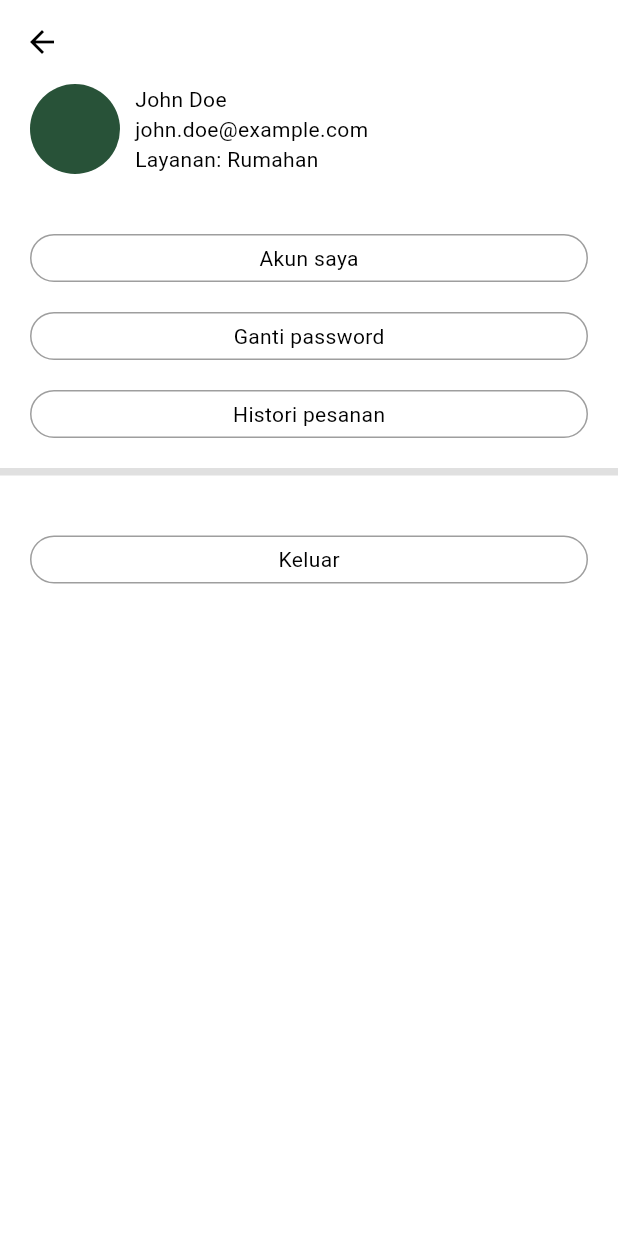
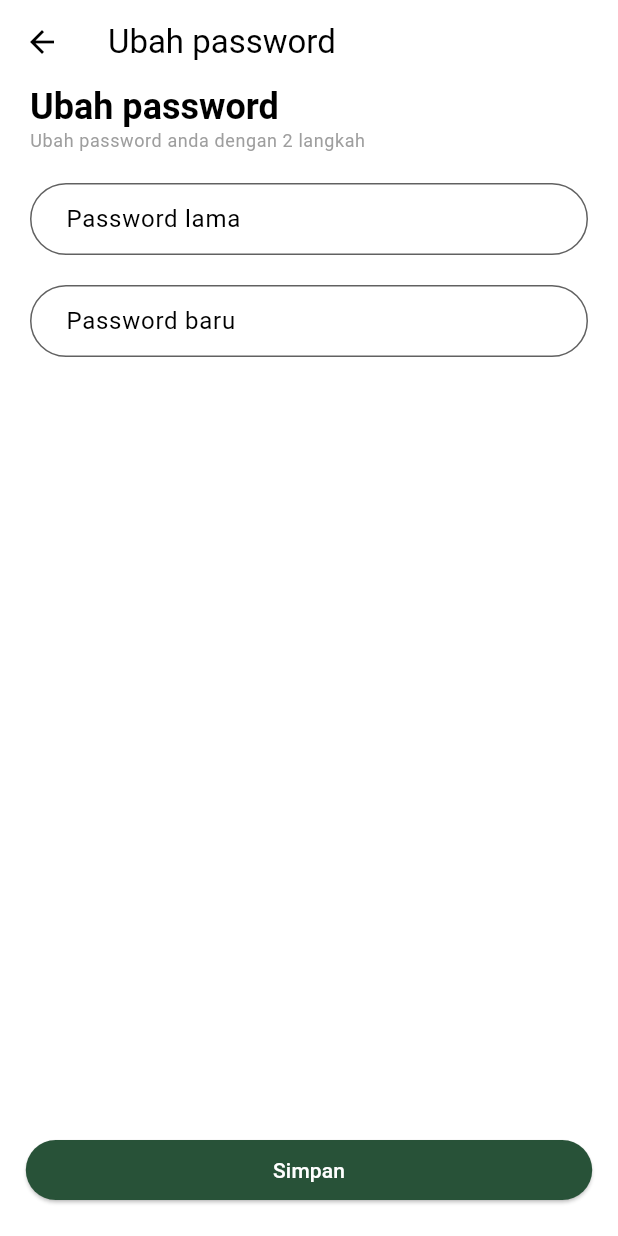
Before and after one commit to cpkal/gomulung-mobile-customer, a Flutter app: the MyAccountPage screen opened directly, after a tap on "Ganti password", on a phone screen of 412 x 824 dp. Run offline on Flutter 3.47's test engine with Material 3 defaults, Android fonts, the phone set to English and light mode, and no system bars; our stand-ins replace bloc, carousel_slider, equatable, flutter_bloc, flutter_map, flutter_secure_storage and 6 more; missing offline and left inert: dart:ffi; accounts and stored records are empty.

Commit message:
change pw

```diff
--- a/lib/main.dart
+++ b/lib/main.dart
@@ -8,6 +8,7 @@ import 'package:las_customer/data/datasource/remote/api_service.dart';
 import 'package:las_customer/data/datasource/remote/web_socket_service.dart';
 import 'package:las_customer/data/repository/authentication_repository.dart';
 import 'package:las_customer/data/repository/user.dart';
+import 'package:las_customer/presentation/bloc/change_password/change_password_bloc.dart';
 import 'package:las_customer/presentation/bloc/crew/crew_bloc.dart';
 import 'package:las_customer/presentation/bloc/login/login_bloc.dart';
 import 'package:las_customer/presentation/bloc/map/map_bloc.dart';
@@ -93,7 +94,8 @@ class _MyAppState extends State<MyApp> {
           ),
           BlocProvider(create: (context) => MapBloc()),
           BlocProvider(create: (context) => OrderBloc()),
-          BlocProvider(create: (context) => CrewBloc())
+          BlocProvider(create: (context) => CrewBloc()),
+          BlocProvider(create: (context) => ChangePasswordBloc())
         ],
         child: MaterialApp(
           title: 'LAS Customer Application',
--- /dev/null
+++ b/lib/presentation/bloc/change_password/change_password_bloc.dart
@@ -0,0 +1,35 @@
+import 'dart:convert';
+
+import 'package:bloc/bloc.dart';
+import 'package:equatable/equatable.dart';
+import 'package:las_customer/data/datasource/remote/api_service.dart';
+
+part 'change_password_event.dart';
+part 'change_password_state.dart';
+
+class ChangePasswordBloc
+    extends Bloc<ChangePasswordEvent, ChangePasswordState> {
+  ChangePasswordBloc() : super(ChangePasswordInitial()) {
+    on<ChangePasswordSubmitted>(_onChangePasswordSubmitted);
+  }
+
+  Future<void> _onChangePasswordSubmitted(
+    ChangePasswordSubmitted event,
+    Emitter<ChangePasswordState> emit,
+  ) async {
+    emit(ChangePasswordLoading());
+
+    final res = await ApiService.postData('/users/change-password', {
+      'old_password': event.oldPassword,
+      'new_password': event.newPassword,
+    });
+
+    if (res.statusCode == 200) {
+      emit(ChangePasswordSuccess());
+    } else {
+      emit(ChangePasswordFailed());
+    }
+
+    // Do something here
+  }
+}
--- /dev/null
+++ b/lib/presentation/bloc/change_password/change_password_event.dart
@@ -0,0 +1,18 @@
+part of 'change_password_bloc.dart';
+
+sealed class ChangePasswordEvent extends Equatable {
+  const ChangePasswordEvent();
+
+  @override
+  List<Object> get props => [];
+}
+
+class ChangePasswordSubmitted extends ChangePasswordEvent {
+  final String oldPassword;
+  final String newPassword;
+
+  ChangePasswordSubmitted(this.oldPassword, this.newPassword);
+
+  @override
+  List<Object> get props => [oldPassword, newPassword];
+}
--- /dev/null
+++ b/lib/presentation/bloc/change_password/change_password_state.dart
@@ -0,0 +1,16 @@
+part of 'change_password_bloc.dart';
+
+sealed class ChangePasswordState extends Equatable {
+  const ChangePasswordState();
+
+  @override
+  List<Object> get props => [];
+}
+
+final class ChangePasswordInitial extends ChangePasswordState {}
+
+final class ChangePasswordLoading extends ChangePasswordState {}
+
+final class ChangePasswordSuccess extends ChangePasswordState {}
+
+final class ChangePasswordFailed extends ChangePasswordState {}
--- /dev/null
+++ b/lib/presentation/page/change_password.dart
@@ -0,0 +1,126 @@
+import 'package:flutter/material.dart';
+import 'package:flutter_bloc/flutter_bloc.dart';
+import 'package:las_customer/presentation/bloc/change_password/change_password_bloc.dart';
+
+class ChangePasswordPage extends StatelessWidget {
+  ChangePasswordPage({Key? key}) : super(key: key);
+
+  TextEditingController oldPasswordController = TextEditingController();
+  TextEditingController newPasswordController = TextEditingController();
+  final GlobalKey<FormState> _formKey = GlobalKey<FormState>();
+
+  @override
+  Widget build(BuildContext context) {
+    return Scaffold(
+      appBar: AppBar(
+        title: Text('Ubah password'),
+      ),
+      body: BlocConsumer<ChangePasswordBloc, ChangePasswordState>(
+        listener: (context, state) {
+          if (state is ChangePasswordSuccess) {
+            // pop
+            Navigator.pop(context);
+          }
+        },
+        builder: (context, state) {
+          return Column(
+            children: [
+              Expanded(
+                child: Form(
+                  key: _formKey,
+                  child: Column(
+                    crossAxisAlignment: CrossAxisAlignment.start,
+                    children: [
+                      Container(
+                        padding: EdgeInsets.symmetric(horizontal: 20),
+                        child: Text(
+                          'Ubah password',
+                          style: Theme.of(context)
+                              .textTheme
+                              .headlineLarge
+                              ?.copyWith(fontWeight: FontWeight.bold),
+                        ),
+                      ),
+
+                      Container(
+                        padding: EdgeInsets.symmetric(horizontal: 20),
+                        child: Text(
+                          'Ubah password anda dengan 2 langkah',
+                          style: Theme.of(context).textTheme.bodySmall,
+                        ),
+                      ),
+
+                      //textformfield
+                      SizedBox(
+                        height: 20,
+                      ),
+                      Container(
+                        padding: EdgeInsets.symmetric(horizontal: 20),
+                        child: TextFormField(
+                          controller: oldPasswordController,
+                          decoration: InputDecoration(
+                            labelText: 'Password lama',
+                            border: OutlineInputBorder(),
+                          ),
+                          validator: (value) {
+                            if (value == null || value.isEmpty) {
+                              return 'Email tidak boleh kosong';
+                            }
+                            return null;
+                          },
+                        ),
+                      ),
+
+                      SizedBox(
+                        height: 20,
+                      ),
+                      Container(
+                        padding: EdgeInsets.symmetric(horizontal: 20),
+                        child: TextFormField(
+                          controller: newPasswordController,
+                          decoration: InputDecoration(
+                            labelText: 'Password baru',
+                            border: OutlineInputBorder(),
+                          ),
+                          validator: (value) {
+                            if (value == null || value.isEmpty) {
+                              return 'Email tidak boleh kosong';
+                            }
+                            return null;
+                          },
+                        ),
+                      ),
+                    ],
+                  ),
+                ),
+              ),
+              Padding(
+                padding: const EdgeInsets.symmetric(vertical: 20.0),
+                child: ElevatedButton(
+                  onPressed: state is ChangePasswordLoading
+                      ? null
+                      : () {
+                          if (_formKey.currentState!.validate()) {
+                            context.read<ChangePasswordBloc>().add(
+                                  ChangePasswordSubmitted(
+                                    oldPasswordController.text,
+                                    newPasswordController.text,
+                                  ),
+                                );
+                          }
+                        },
+                  child: SizedBox(
+                    width: MediaQuery.of(context).size.width * 0.8,
+                    child: Center(
+                      child: Text("Simpan"),
+                    ),
+                  ),
+                ),
+              )
+            ],
+          );
+        },
+      ),
+    );
+  }
+}
--- a/lib/presentation/page/myaccount.dart
+++ b/lib/presentation/page/myaccount.dart
@@ -1,7 +1,9 @@
 import 'package:flutter/material.dart';
 import 'package:flutter_bloc/flutter_bloc.dart';
 import 'package:las_customer/core/util/secure_storage.dart';
+import 'package:las_customer/presentation/page/change_password.dart';
 import 'package:las_customer/presentation/page/login.dart';
+import 'package:persistent_bottom_nav_bar/persistent_bottom_nav_bar.dart';
 
 class MyAccountPage extends StatelessWidget {
   MyAccountPage({Key? key}) : super(key: key);
@@ -39,7 +41,6 @@ class MyAccountPage extends StatelessWidget {
                     children: [
                       Text('John Doe'),
                       Text('john.doe@example.com'),
-                      Text('Layanan: Rumahan'),
                     ],
                   )
                 ],
@@ -52,31 +53,42 @@ class MyAccountPage extends StatelessWidget {
               padding: EdgeInsets.symmetric(horizontal: 20),
               child: Column(
                 children: [
+                  // SizedBox(
+                  //   height: 20,
+                  // ),
                   // InkWell(
                   //   onTap: () {},
-                  //   child: Row(
-                  //     children: [
-                  //       Icon(Icons.edit_outlined),
-                  //       SizedBox(
-                  //         width: 10,
+                  //   child: Container(
+                  //       padding: EdgeInsets.all(5),
+                  //       decoration: BoxDecoration(
+                  //         border: Border.all(color: Colors.grey),
+                  //         borderRadius: BorderRadius.circular(100),
                   //       ),
-                  //       Text('Edit Profil'),
-                  //     ],
-                  //   ),
+                  //       child: Center(
+                  //         child: Text('Akun saya'),
+                  //       )),
                   // ),
                   SizedBox(
                     height: 20,
                   ),
                   InkWell(
-                    onTap: () {},
+                    onTap: () {
+                      PersistentNavBarNavigator.pushNewScreen(context,
+                          screen: ChangePasswordPage());
+                    },
                     child: Container(
                         padding: EdgeInsets.all(5),
                         decoration: BoxDecoration(
-                          border: Border.all(color: Colors.grey),
+                          color: Theme.of(context).primaryColor,
+                          // border: Border.all(color: Colors.grey),
                           borderRadius: BorderRadius.circular(100),
                         ),
                         child: Center(
-                          child: Text('Akun saya'),
+                          child: Text(
+                            'Ganti password',
+                            style: TextStyle(
+                                color: Theme.of(context).colorScheme.onPrimary),
+                          ),
                         )),
                   ),
                   SizedBox(
@@ -87,26 +99,16 @@ class MyAccountPage extends StatelessWidget {
                     child: Container(
                         padding: EdgeInsets.all(5),
                         decoration: BoxDecoration(
-                          border: Border.all(color: Colors.grey),
+                          color: Theme.of(context).primaryColor,
+                          // border: Border.all(color: Colors.grey),
                           borderRadius: BorderRadius.circular(100),
                         ),
                         child: Center(
-                          child: Text('Ganti password'),
-                        )),
-                  ),
-                  SizedBox(
-                    height: 20,
-                  ),
-                  InkWell(
-                    onTap: () {},
-                    child: Container(
-                        padding: EdgeInsets.all(5),
-                        decoration: BoxDecoration(
-                          border: Border.all(color: Colors.grey),
-                          borderRadius: BorderRadius.circular(100),
-                        ),
-                        child: Center(
-                          child: Text('Histori pesanan'),
+                          child: Text(
+                            'Histori Pesanan',
+                            style: TextStyle(
+                                color: Theme.of(context).colorScheme.onPrimary),
+                          ),
                         )),
                   ),
                 ],
@@ -127,11 +129,14 @@ class MyAccountPage extends StatelessWidget {
                   margin: EdgeInsets.symmetric(horizontal: 20),
                   padding: EdgeInsets.all(5),
                   decoration: BoxDecoration(
-                    border: Border.all(color: Colors.grey),
+                    border: Border.all(color: Colors.red),
                     borderRadius: BorderRadius.circular(100),
                   ),
                   child: Center(
-                    child: Text('Keluar'),
+                    child: Text(
+                      'Keluar',
+                      style: TextStyle(color: Colors.red),
+                    ),
                   )),
             ),
           ],
```
Also changed, not shown: lib/presentation/bloc/sell_trash/sell_trash_bloc.dart (added, +17 -0 lines), lib/presentation/bloc/sell_trash/sell_trash_event.dart (added, +10 -0 lines), lib/presentation/bloc/sell_trash/sell_trash_state.dart (added, +21 -0 lines).
